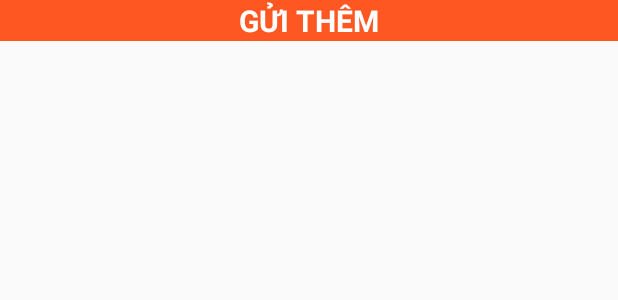
After one commit to ryker103/SoTietKiem, an Android app: the layout activity_gui_them.xml on its own in the app's theme, with its tools: preview values and no code run, on a phone screen of 412 x 824 dp. The commit adds this screen. Shown: the top 300 px of the screen. Run offline under Robolectric (Android 15) with nearby library versions, the phone set to English and light mode, and no system bars.

Commit message:
Bo sung them chuc nang full

```diff
--- a/app/src/main/AndroidManifest.xml
+++ b/app/src/main/AndroidManifest.xml
@@ -11,7 +11,9 @@
         android:roundIcon="@mipmap/ic_launcher_round"
         android:supportsRtl="true"
         android:theme="@style/AppTheme">
-        <activity android:name=".RutMotPhan"></activity>
+        <activity android:name=".TachToan"></activity>
+        <activity android:name=".GuiThem" />
+        <activity android:name=".RutMotPhan" />
         <activity android:name=".SuaSTK" />
         <activity android:name=".ThemSTK" />
         <activity android:name=".DSSTKActivity" />
--- a/app/src/main/res/layout/activity_dsstk.xml
+++ b/app/src/main/res/layout/activity_dsstk.xml
@@ -489,7 +489,7 @@
             tools:ignore="OnClick" />
 
         <Button
-            android:id="@+id/btnThemSTK"
+            android:id="@+id/btnThemSoTK"
             android:layout_width="100dp"
             android:layout_height="60dp"
             android:background="#64C468"
--- /dev/null
+++ b/app/src/main/res/layout/activity_gui_them.xml
@@ -0,0 +1,20 @@
+<?xml version="1.0" encoding="utf-8"?>
+<androidx.constraintlayout.widget.ConstraintLayout xmlns:android="http://schemas.android.com/apk/res/android"
+    xmlns:app="http://schemas.android.com/apk/res-auto"
+    xmlns:tools="http://schemas.android.com/tools"
+    android:layout_width="match_parent"
+    android:layout_height="match_parent"
+    tools:context=".GuiThem">
+
+    <TextView
+        android:id="@+id/textView2"
+        android:layout_width="match_parent"
+        android:layout_height="wrap_content"
+        android:text="GỬI THÊM"
+        android:textSize="20dp"
+        android:textStyle="bold"
+        android:textColor="#fff"
+        android:gravity="center"
+        android:background="#FF5722"
+        tools:ignore="MissingConstraints" />
+</androidx.constraintlayout.widget.ConstraintLayout>
```
Also changed, not shown: app/src/main/java/com/example/sotietkiem/DSSTKActivity.java (+20 -2 lines), app/src/main/java/com/example/sotietkiem/GuiThem.java (added, +14 -0 lines), app/src/main/java/com/example/sotietkiem/TachToan.java (added, +14 -0 lines), app/src/main/res/layout/activity_tach_toan.xml (added, +20 -0 lines).
